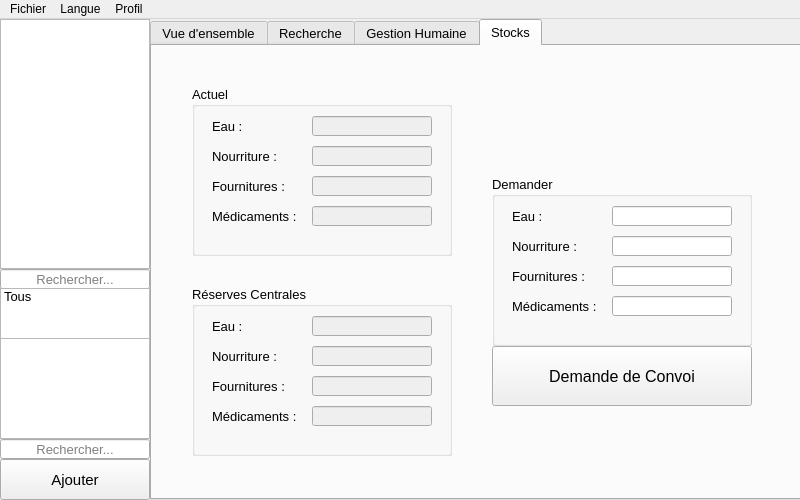
First picture: the form in mainwin.ui, repository limalayla/PadID_Humanitaire, before the edit.
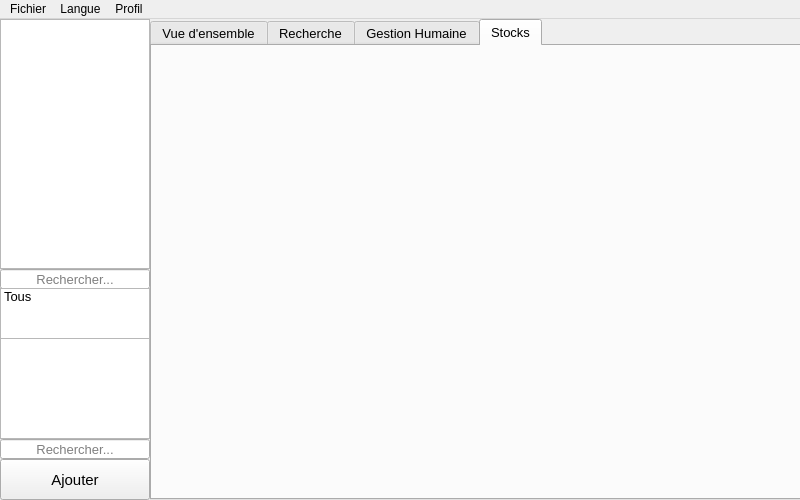
Second picture: the form after the edit. The open tabs and pages were chosen to show the change.

The edit to the form file:
```diff
--- a/mainwin.ui
+++ b/mainwin.ui
@@ -824,378 +824,6 @@
      <attribute name="title">
       <string>Stocks</string>
      </attribute>
-     <widget class="QGroupBox" name="groupbox_requ">
-      <property name="geometry">
-       <rect>
-        <x>340</x>
-        <y>130</y>
-        <width>260</width>
-        <height>170</height>
-       </rect>
-      </property>
-      <property name="font">
-       <font>
-        <pointsize>10</pointsize>
-       </font>
-      </property>
-      <property name="title">
-       <string>Demander</string>
-      </property>
-      <widget class="QLabel" name="label_requEau">
-       <property name="geometry">
-        <rect>
-         <x>20</x>
-         <y>30</y>
-         <width>90</width>
-         <height>20</height>
-        </rect>
-       </property>
-       <property name="text">
-        <string>Eau :</string>
-       </property>
-      </widget>
-      <widget class="QLabel" name="label_requMed">
-       <property name="geometry">
-        <rect>
-         <x>20</x>
-         <y>120</y>
-         <width>90</width>
-         <height>20</height>
-        </rect>
-       </property>
-       <property name="text">
-        <string>Médicaments :</string>
-       </property>
-      </widget>
-      <widget class="QLabel" name="label_requFour">
-       <property name="geometry">
-        <rect>
-         <x>20</x>
-         <y>90</y>
-         <width>90</width>
-         <height>20</height>
-        </rect>
-       </property>
-       <property name="text">
-        <string>Fournitures :</string>
-       </property>
-      </widget>
-      <widget class="QLabel" name="label_requNour">
-       <property name="geometry">
-        <rect>
-         <x>20</x>
-         <y>60</y>
-         <width>90</width>
-         <height>20</height>
-        </rect>
-       </property>
-       <property name="text">
-        <string>Nourriture :</string>
-       </property>
-      </widget>
-      <widget class="QLineEdit" name="text_requEau">
-       <property name="geometry">
-        <rect>
-         <x>120</x>
-         <y>30</y>
-         <width>120</width>
-         <height>20</height>
-        </rect>
-       </property>
-      </widget>
-      <widget class="QLineEdit" name="text_requNour">
-       <property name="geometry">
-        <rect>
-         <x>120</x>
-         <y>60</y>
-         <width>120</width>
-         <height>20</height>
-        </rect>
-       </property>
-      </widget>
-      <widget class="QLineEdit" name="text_requFour">
-       <property name="geometry">
-        <rect>
-         <x>120</x>
-         <y>90</y>
-         <width>120</width>
-         <height>20</height>
-        </rect>
-       </property>
-      </widget>
-      <widget class="QLineEdit" name="text_requMed">
-       <property name="geometry">
-        <rect>
-         <x>120</x>
-         <y>120</y>
-         <width>120</width>
-         <height>20</height>
-        </rect>
-       </property>
-      </widget>
-     </widget>
-     <widget class="QPushButton" name="btn_requStock">
-      <property name="geometry">
-       <rect>
-        <x>340</x>
-        <y>300</y>
-        <width>260</width>
-        <height>60</height>
-       </rect>
-      </property>
-      <property name="font">
-       <font>
-        <pointsize>12</pointsize>
-       </font>
-      </property>
-      <property name="text">
-       <string>Demande de Convoi</string>
-      </property>
-     </widget>
-     <widget class="QGroupBox" name="groupbox_actu">
-      <property name="geometry">
-       <rect>
-        <x>40</x>
-        <y>40</y>
-        <width>260</width>
-        <height>170</height>
-       </rect>
-      </property>
-      <property name="font">
-       <font>
-        <pointsize>10</pointsize>
-       </font>
-      </property>
-      <property name="title">
-       <string>Actuel</string>
-      </property>
-      <widget class="QLabel" name="label_actuEau">
-       <property name="geometry">
-        <rect>
-         <x>20</x>
-         <y>30</y>
-         <width>90</width>
-         <height>20</height>
-        </rect>
-       </property>
-       <property name="text">
-        <string>Eau :</string>
-       </property>
-      </widget>
-      <widget class="QLabel" name="label_actuNour">
-       <property name="geometry">
-        <rect>
-         <x>20</x>
-         <y>60</y>
-         <width>90</width>
-         <height>20</height>
-        </rect>
-       </property>
-       <property name="text">
-        <string>Nourriture :</string>
-       </property>
-      </widget>
-      <widget class="QLabel" name="label_actuMed">
-       <property name="geometry">
-        <rect>
-         <x>20</x>
-         <y>120</y>
-         <width>90</width>
-         <height>20</height>
-        </rect>
-       </property>
-       <property name="text">
-        <string>Médicaments :</string>
-       </property>
-      </widget>
-      <widget class="QLabel" name="label_actuFour">
-       <property name="geometry">
-        <rect>
-         <x>20</x>
-         <y>90</y>
-         <width>90</width>
-         <height>20</height>
-        </rect>
-       </property>
-       <property name="text">
-        <string>Fournitures :</string>
-       </property>
-      </widget>
-      <widget class="QLineEdit" name="text_actEau">
-       <property name="enabled">
-        <bool>false</bool>
-       </property>
-       <property name="geometry">
-        <rect>
-         <x>120</x>
-         <y>30</y>
-         <width>120</width>
-         <height>20</height>
-        </rect>
-       </property>
-      </widget>
-      <widget class="QLineEdit" name="text_actNour">
-       <property name="enabled">
-        <bool>false</bool>
-       </property>
-       <property name="geometry">
-        <rect>
-         <x>120</x>
-         <y>60</y>
-         <width>120</width>
-         <height>20</height>
-        </rect>
-       </property>
-      </widget>
-      <widget class="QLineEdit" name="text_actFour">
-       <property name="enabled">
-        <bool>false</bool>
-       </property>
-       <property name="geometry">
-        <rect>
-         <x>120</x>
-         <y>90</y>
-         <width>120</width>
-         <height>20</height>
-        </rect>
-       </property>
-      </widget>
-      <widget class="QLineEdit" name="text_actMed">
-       <property name="enabled">
-        <bool>false</bool>
-       </property>
-       <property name="geometry">
-        <rect>
-         <x>120</x>
-         <y>120</y>
-         <width>120</width>
-         <height>20</height>
-        </rect>
-       </property>
-      </widget>
-     </widget>
-     <widget class="QGroupBox" name="groupbox_dispo">
-      <property name="geometry">
-       <rect>
-        <x>40</x>
-        <y>240</y>
-        <width>260</width>
-        <height>170</height>
-       </rect>
-      </property>
-      <property name="font">
-       <font>
-        <pointsize>10</pointsize>
-       </font>
-      </property>
-      <property name="title">
-       <string>Réserves Centrales</string>
-      </property>
-      <widget class="QLabel" name="label_dispoEau">
-       <property name="geometry">
-        <rect>
-         <x>20</x>
-         <y>30</y>
-         <width>90</width>
-         <height>20</height>
-        </rect>
-       </property>
-       <property name="text">
-        <string>Eau :</string>
-       </property>
-      </widget>
-      <widget class="QLabel" name="label_dispoNour">
-       <property name="geometry">
-        <rect>
-         <x>20</x>
-         <y>60</y>
-         <width>90</width>
-         <height>20</height>
-        </rect>
-       </property>
-       <property name="text">
-        <string>Nourriture :</string>
-       </property>
-      </widget>
-      <widget class="QLabel" name="label_dispoFour">
-       <property name="geometry">
-        <rect>
-         <x>20</x>
-         <y>90</y>
-         <width>90</width>
-         <height>20</height>
-        </rect>
-       </property>
-       <property name="text">
-        <string>Fournitures :</string>
-       </property>
-      </widget>
-      <widget class="QLabel" name="label_dispoMed">
-       <property name="geometry">
-        <rect>
-         <x>20</x>
-         <y>120</y>
-         <width>90</width>
-         <height>20</height>
-        </rect>
-       </property>
-       <property name="text">
-        <string>Médicaments :</string>
-       </property>
-      </widget>
-      <widget class="QLineEdit" name="text_dispoEau">
-       <property name="enabled">
-        <bool>false</bool>
-       </property>
-       <property name="geometry">
-        <rect>
-         <x>120</x>
-         <y>30</y>
-         <width>120</width>
-         <height>20</height>
-        </rect>
-       </property>
-      </widget>
-      <widget class="QLineEdit" name="text_dispoNour">
-       <property name="enabled">
-        <bool>false</bool>
-       </property>
-       <property name="geometry">
-        <rect>
-         <x>120</x>
-         <y>60</y>
-         <width>120</width>
-         <height>20</height>
-        </rect>
-       </property>
-      </widget>
-      <widget class="QLineEdit" name="text_dispoFour">
-       <property name="enabled">
-        <bool>false</bool>
-       </property>
-       <property name="geometry">
-        <rect>
-         <x>120</x>
-         <y>90</y>
-         <width>120</width>
-         <height>20</height>
-        </rect>
-       </property>
-      </widget>
-      <widget class="QLineEdit" name="text_dispoMed">
-       <property name="enabled">
-        <bool>false</bool>
-       </property>
-       <property name="geometry">
-        <rect>
-         <x>120</x>
-         <y>120</y>
-         <width>120</width>
-         <height>20</height>
-        </rect>
-       </property>
-      </widget>
-     </widget>
     </widget>
    </widget>
    <widget class="QListWidget" name="liste_camp">
```
Left out of the diff: 130 changed lines with no effect on the pictures.
